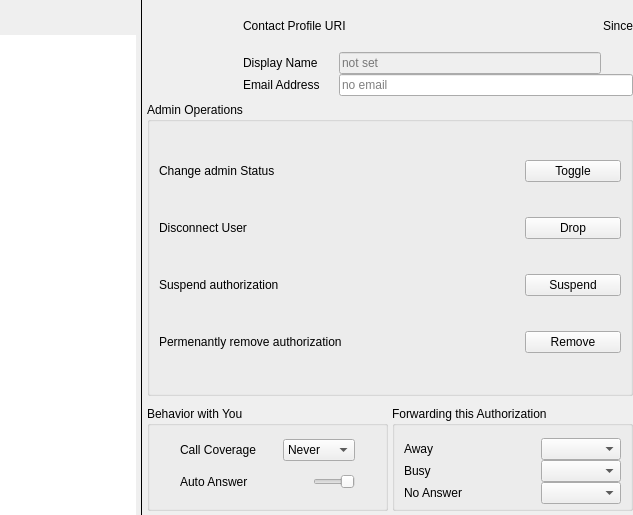
Above: Desktop/phonebook.ui from dyfet/tycho_sipwitchqt before the change. Below: the same form after it.
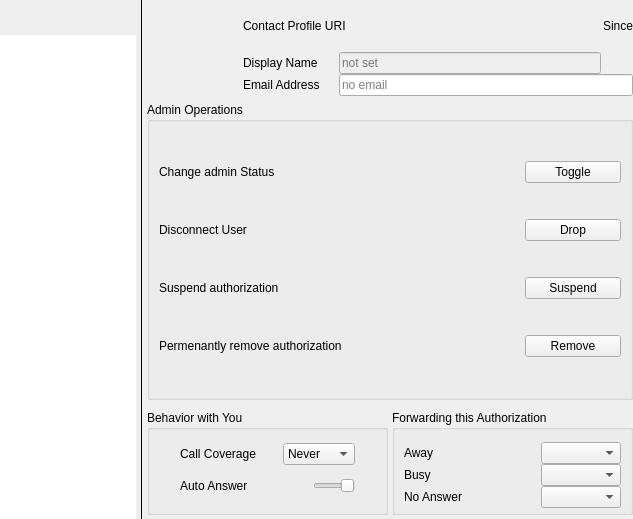
That is the form after the change. The open tabs and pages were chosen to show the change. Icons and pictures are not drawn.

Commit message: initial fix for system auth remove in client

The edit to the form file:
```diff
--- a/Desktop/phonebook.ui
+++ b/Desktop/phonebook.ui
@@ -7,7 +7,7 @@
     <x>0</x>
     <y>0</y>
     <width>633</width>
-    <height>515</height>
+    <height>519</height>
    </rect>
   </property>
   <property name="sizePolicy">
```
Left out of the diff: 8 changed lines with no effect on the pictures. The commit also changes 1 other file.
